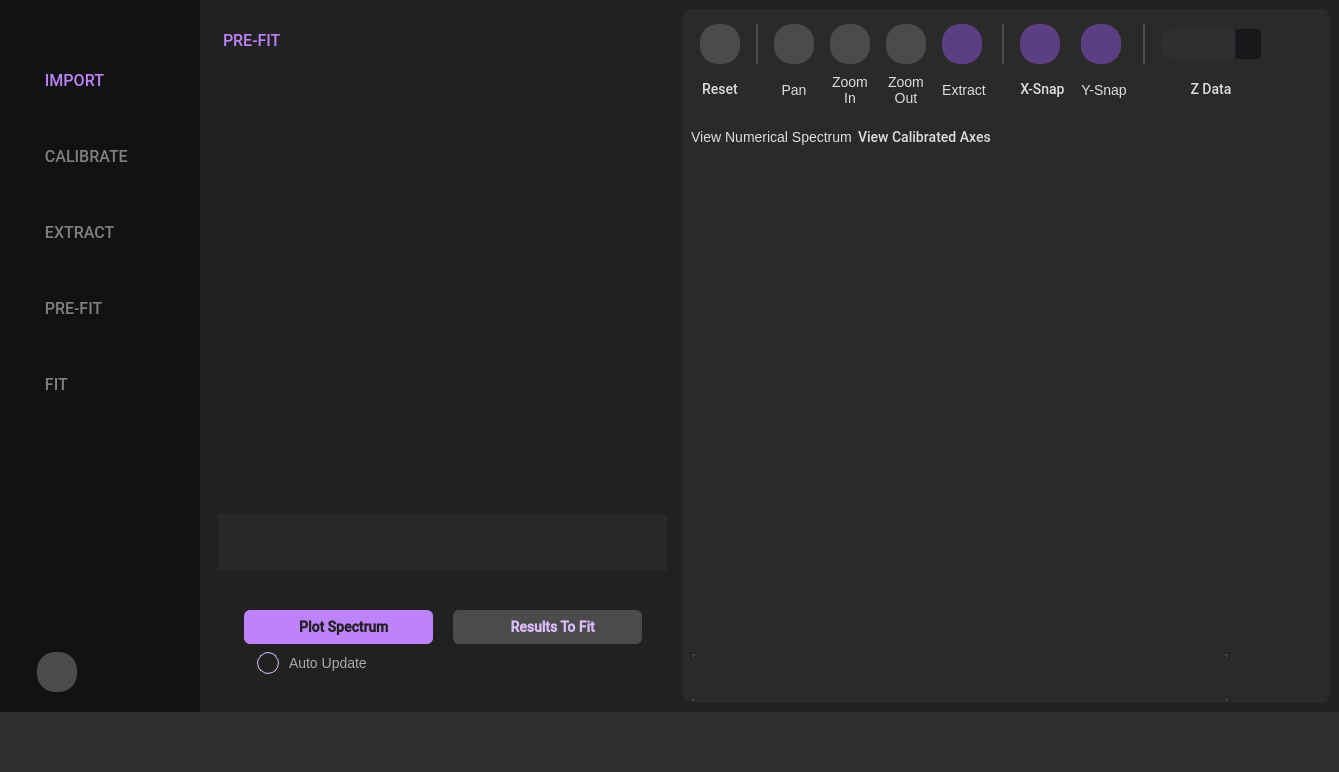
Old version of the form resources/ui_window.ui in the repository scqubits/qfit.
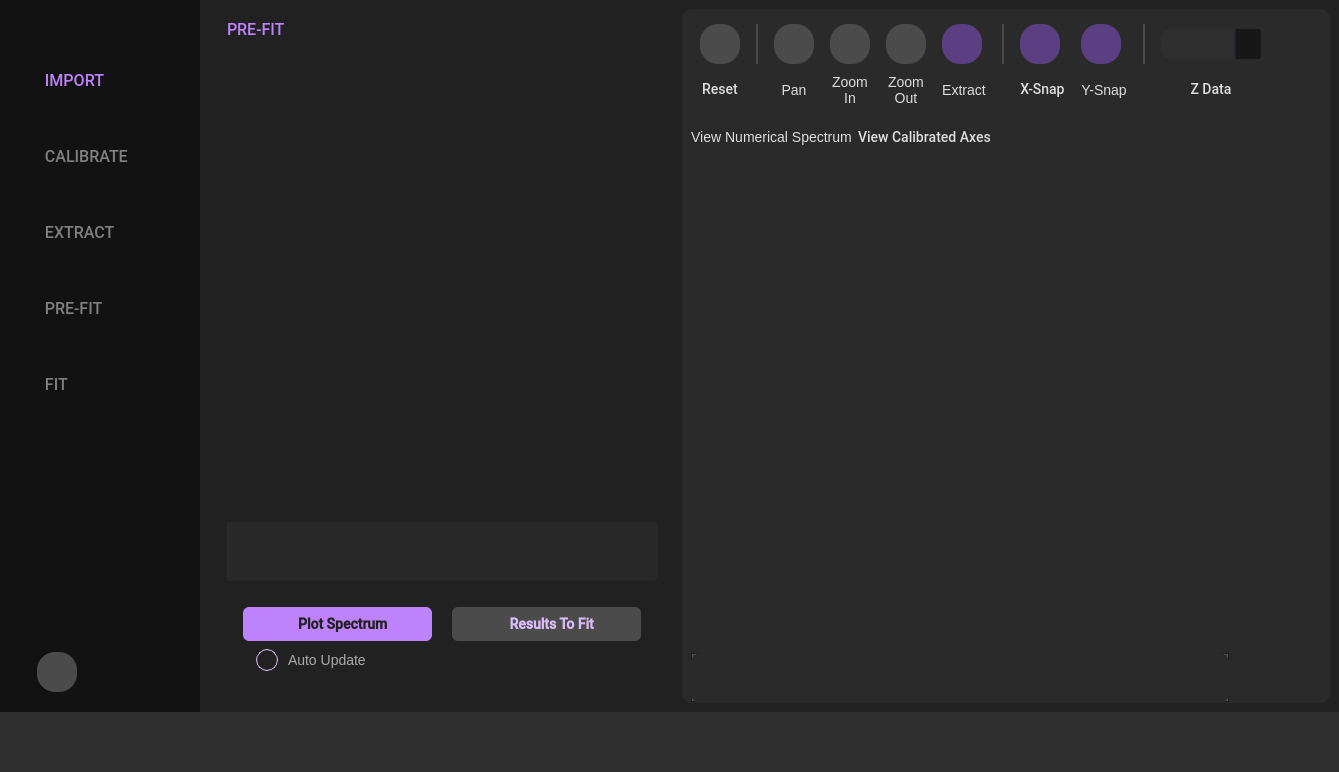
New version of the form. The open tabs and pages were chosen to show the change. Icons and pictures are not drawn. Custom widgets are drawn as their Qt base class.

Commit message: min max table expand to a larger area

```diff
--- a/resources/ui_window.ui
+++ b/resources/ui_window.ui
@@ -3983,38 +3983,8 @@
             <number>12</number>
            </property>
            <item>
-            <widget class="QFrame" name="frame_prefit">
-             <property name="sizePolicy">
-              <sizepolicy hsizetype="Preferred" vsizetype="Expanding">
-               <horstretch>0</horstretch>
-               <verstretch>0</verstretch>
-              </sizepolicy>
-             </property>
-             <property name="frameShape">
-              <enum>QFrame::Shape::NoFrame</enum>
-             </property>
-             <property name="frameShadow">
-              <enum>QFrame::Shadow::Plain</enum>
-             </property>
+            <widget class="QWidget" name="widget_4" native="true">
              <layout class="QVBoxLayout" name="verticalLayout_6">
-              <property name="spacing">
-               <number>15</number>
-              </property>
-              <property name="sizeConstraint">
-               <enum>QLayout::SizeConstraint::SetDefaultConstraint</enum>
-              </property>
-              <property name="leftMargin">
-               <number>5</number>
-              </property>
-              <property name="topMargin">
-               <number>20</number>
-              </property>
-              <property name="rightMargin">
-               <number>0</number>
-              </property>
-              <property name="bottomMargin">
-               <number>0</number>
-              </property>
               <item>
                <widget class="QWidget" name="widget_8" native="true">
                 <property name="sizePolicy">
@@ -4088,7 +4058,7 @@
               <item>
                <widget class="QScrollArea" name="prefitScrollArea">
                 <property name="sizePolicy">
-                 <sizepolicy hsizetype="Expanding" vsizetype="Preferred">
+                 <sizepolicy hsizetype="Expanding" vsizetype="Expanding">
                   <horstretch>0</horstretch>
                   <verstretch>0</verstretch>
                  </sizepolicy>
@@ -4113,10 +4083,16 @@
                   <rect>
                    <x>0</x>
                    <y>0</y>
-                   <width>441</width>
-                   <height>380</height>
+                   <width>422</width>
+                   <height>452</height>
                   </rect>
                  </property>
+                 <property name="sizePolicy">
+                  <sizepolicy hsizetype="Preferred" vsizetype="Expanding">
+                   <horstretch>0</horstretch>
+                   <verstretch>0</verstretch>
+                  </sizepolicy>
+                 </property>
                  <layout class="QVBoxLayout" name="verticalLayout_11">
                   <property name="leftMargin">
                    <number>0</number>
@@ -4134,13 +4110,10 @@
                 </widget>
                </widget>
               </item>
-             </layout>
-            </widget>
-           </item>
            <item>
-            <widget class="QFrame" name="frame_prefit_minmax">
+               <widget class="QScrollArea" name="perfitMinMaxScrollArea">
              <property name="sizePolicy">
-              <sizepolicy hsizetype="Preferred" vsizetype="MinimumExpanding">
+                 <sizepolicy hsizetype="Expanding" vsizetype="Minimum">
                <horstretch>0</horstretch>
                <verstretch>0</verstretch>
               </sizepolicy>
@@ -4148,43 +4121,7 @@
              <property name="minimumSize">
               <size>
                <width>0</width>
-               <height>100</height>
-              </size>
-             </property>
-             <property name="maximumSize">
-              <size>
-               <width>16777215</width>
-               <height>0</height>
-              </size>
-             </property>
-             <layout class="QVBoxLayout" name="verticalLayout_14">
-              <property name="spacing">
-               <number>-1</number>
-              </property>
-              <property name="leftMargin">
-               <number>0</number>
-              </property>
-              <property name="topMargin">
-               <number>0</number>
-              </property>
-              <property name="rightMargin">
-               <number>0</number>
-              </property>
-              <property name="bottomMargin">
-               <number>0</number>
-              </property>
-              <item>
-               <widget class="QScrollArea" name="scrollArea">
-                <property name="sizePolicy">
-                 <sizepolicy hsizetype="MinimumExpanding" vsizetype="MinimumExpanding">
-                  <horstretch>0</horstretch>
-                  <verstretch>0</verstretch>
-                 </sizepolicy>
-                </property>
-                <property name="minimumSize">
-                 <size>
-                  <width>0</width>
-                  <height>60</height>
+                  <height>50</height>
                  </size>
                 </property>
                 <property name="maximumSize">
@@ -4212,21 +4149,30 @@
                   <rect>
                    <x>0</x>
                    <y>0</y>
-                   <width>446</width>
-                   <height>100</height>
+                   <width>422</width>
+                   <height>59</height>
                   </rect>
                  </property>
+                 <property name="sizePolicy">
+                  <sizepolicy hsizetype="Preferred" vsizetype="Expanding">
+                   <horstretch>0</horstretch>
+                   <verstretch>0</verstretch>
+                  </sizepolicy>
+                 </property>
+                 <property name="minimumSize">
+                  <size>
+                   <width>0</width>
+                   <height>0</height>
+                  </size>
+                 </property>
                  <layout class="QVBoxLayout" name="verticalLayout_16"/>
                 </widget>
                </widget>
               </item>
-             </layout>
-            </widget>
-           </item>
            <item>
             <widget class="QFrame" name="frame_3">
              <property name="sizePolicy">
-              <sizepolicy hsizetype="Preferred" vsizetype="Fixed">
+                 <sizepolicy hsizetype="Preferred" vsizetype="Minimum">
                <horstretch>0</horstretch>
                <verstretch>0</verstretch>
               </sizepolicy>
@@ -4234,7 +4180,7 @@
              <property name="minimumSize">
               <size>
                <width>0</width>
-               <height>130</height>
+                  <height>0</height>
               </size>
              </property>
              <property name="maximumSize">
@@ -4309,7 +4255,7 @@
                  <enum>Qt::Orientation::Vertical</enum>
                 </property>
                 <property name="sizeType">
-                 <enum>QSizePolicy::Policy::Expanding</enum>
+                    <enum>QSizePolicy::Policy::Fixed</enum>
                 </property>
                 <property name="sizeHint" stdset="0">
                  <size>
@@ -4324,10 +4270,13 @@
                 <property name="orientation">
                  <enum>Qt::Orientation::Vertical</enum>
                 </property>
+                   <property name="sizeType">
+                    <enum>QSizePolicy::Policy::Fixed</enum>
+                   </property>
                 <property name="sizeHint" stdset="0">
                  <size>
                   <width>20</width>
-                  <height>40</height>
+                     <height>20</height>
                  </size>
                 </property>
                </spacer>
@@ -4514,6 +4463,9 @@
            </item>
           </layout>
          </widget>
+           </item>
+          </layout>
+         </widget>
          <widget class="QWidget" name="fitWidget">
           <property name="sizePolicy">
            <sizepolicy hsizetype="Fixed" vsizetype="Expanding">
```
Left out of the diff: 8 changed lines with no effect on the pictures. Lines whose indentation alone changed are shown as unchanged. The commit also changes 4 other files.
